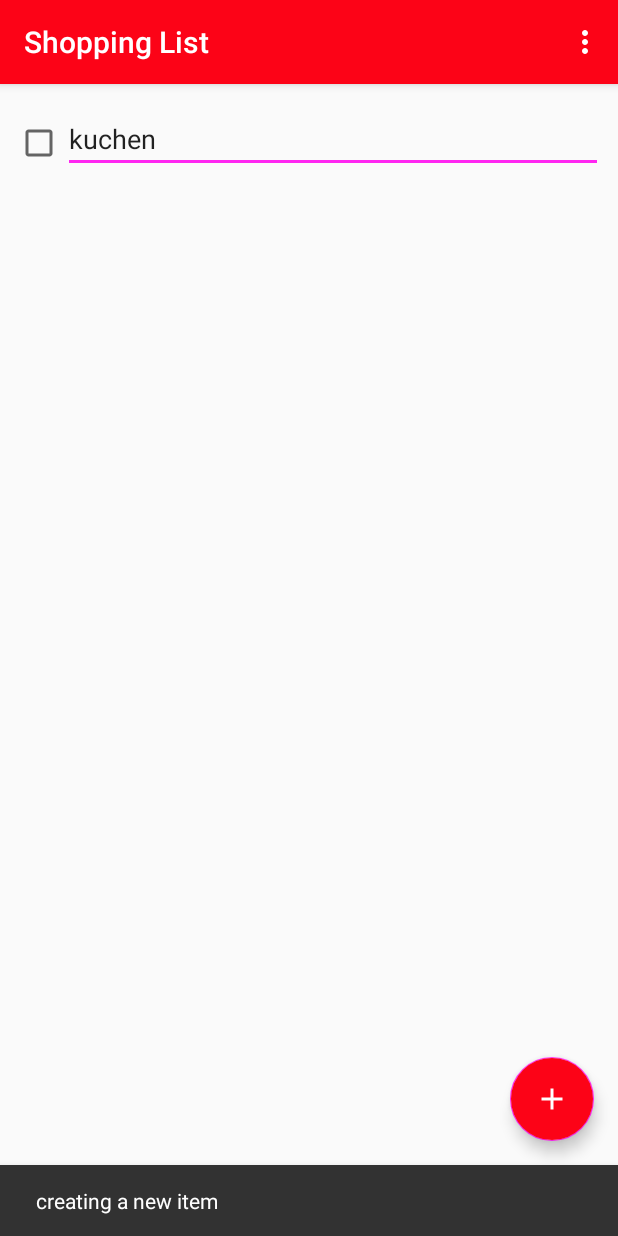
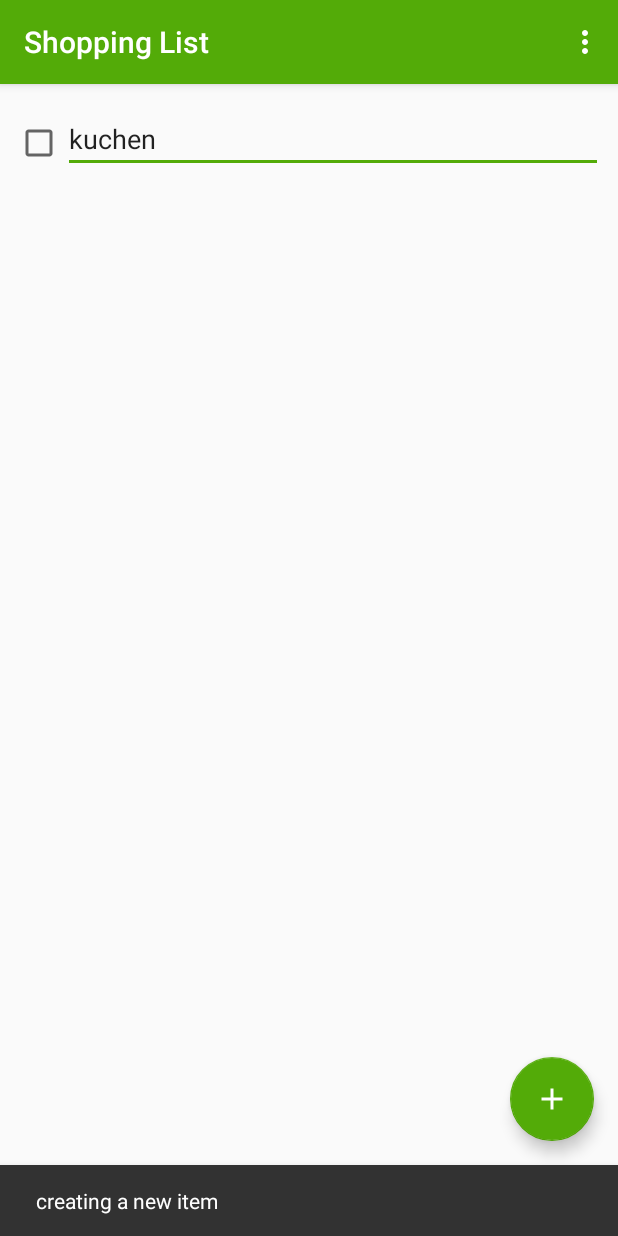
Before and after one commit to jschiefner/shopping-list-android, an Android app: the screen it shows after launch (MainActivity), after a tap on an icon or button, on a phone screen of 412 x 824 dp. Run offline under Robolectric (Android 15) with nearby library versions, the phone set to English and light mode, and no system bars; our stand-ins replace Room's generated code.

Commit message:
make colors reasonable

```diff
--- a/app/src/main/res/layout/activity_main.xml
+++ b/app/src/main/res/layout/activity_main.xml
@@ -28,7 +28,7 @@
         android:layout_height="wrap_content"
         android:layout_gravity="bottom|end"
         android:layout_margin="@dimen/fab_margin"
-        android:backgroundTint="@color/colorPrimary"
+        android:backgroundTint="@color/colorAccent"
         app:srcCompat="@drawable/plus" />
 
 </androidx.coordinatorlayout.widget.CoordinatorLayout>
--- a/app/src/main/res/values/colors.xml
+++ b/app/src/main/res/values/colors.xml
@@ -1,7 +1,7 @@
 <?xml version="1.0" encoding="utf-8"?>
 <resources>
-    <color name="colorPrimary">#fc0317</color>
-    <color name="colorPrimaryDark">#730009</color>
-    <color name="colorAccent">#ff26f1</color>
+    <color name="colorPrimary">#53AB08</color>
+    <color name="colorPrimaryDark">#2E5C06</color>
+    <color name="colorAccent">#53AB08</color>
     <color name="transparent">#00FFFFFF</color>
 </resources>
```
